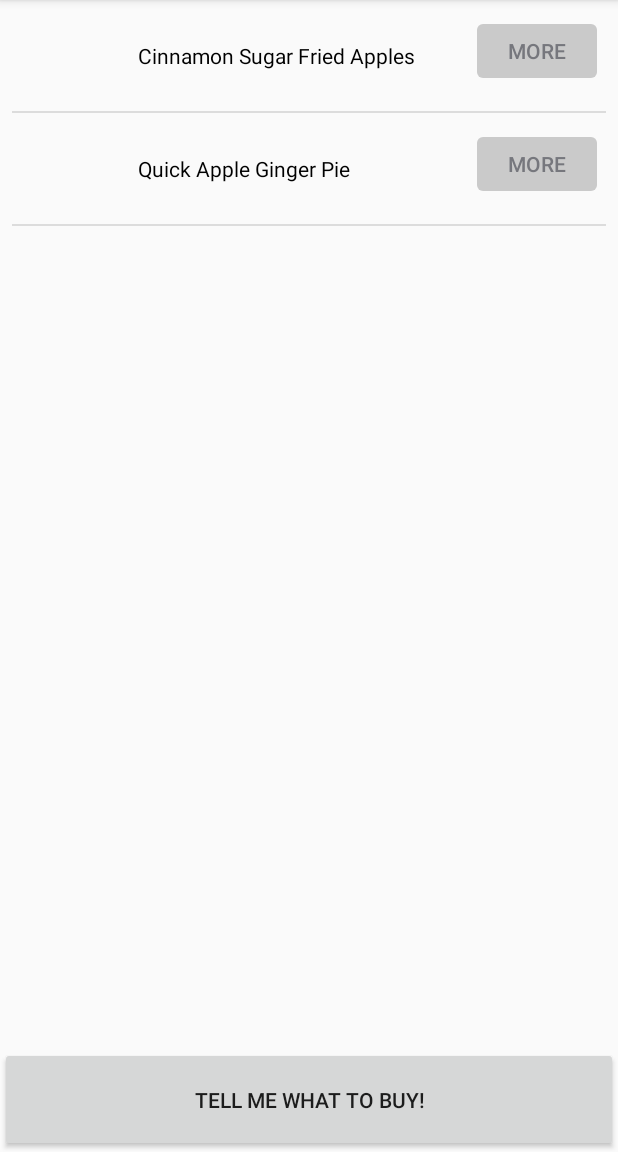
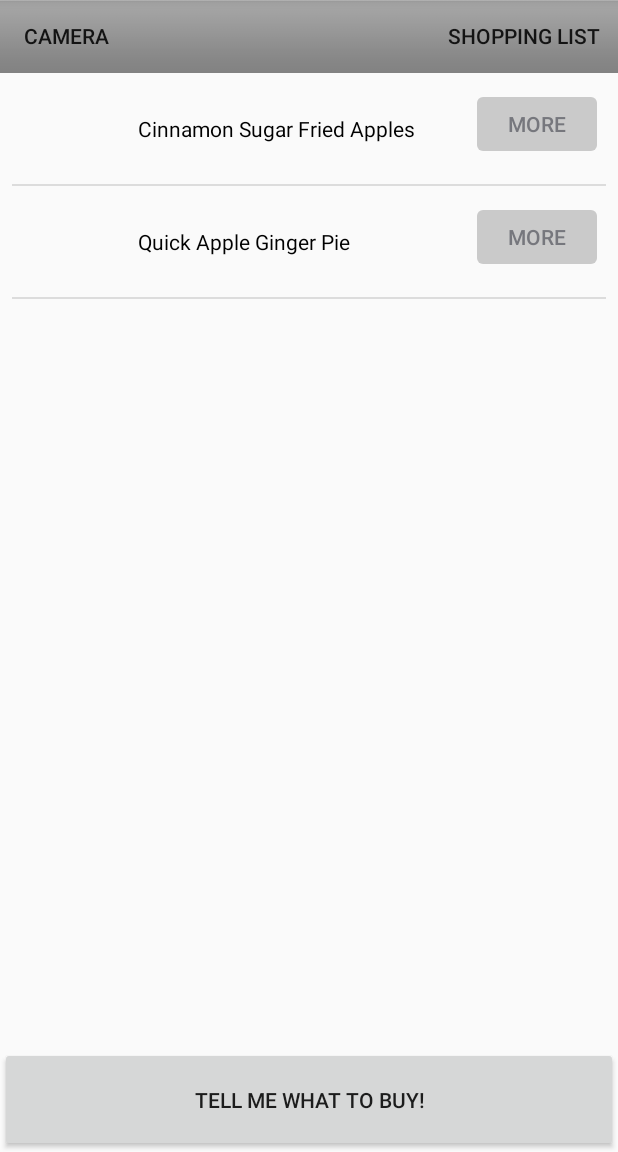
Before and after one commit to andreea794/AIChef, an Android app: the RecipesList screen opened directly, with no data from a screen before it, on a phone screen of 412 x 824 dp, the part 84-1236 px from its top. Run offline under Robolectric (Android 15) with nearby library versions, the phone set to English and light mode, and no system bars; our stand-ins replace Volley; network calls fail; 2 statements that could not run were skipped.

Commit message:
Add menu bar to recipes list and shopping list pages.

```diff
--- a/app/src/main/java/com/teamalpha/aichef/RecipesList.java
+++ b/app/src/main/java/com/teamalpha/aichef/RecipesList.java
@@ -22,7 +22,6 @@ import api.Recipe;
 
 public class RecipesList extends AppCompatActivity {
     ListView recipesListView;
-    //List<Recipe> recipesList;
 
     static List<String> ingredientList = new LinkedList<String>();
     static RecipesListAdapter recipesListAdapter;
@@ -35,6 +34,22 @@ public class RecipesList extends AppCompatActivity {
 
     @Override
     protected void onCreate(Bundle savedInstanceState) {
+        //List<Recipe> recipesList;
+        Button mCameraButton = findViewById(R.id.cameraButton);
+        mCameraButton.setOnClickListener(new View.OnClickListener() {
+            @Override
+            public void onClick(View view) {
+
+            }
+        });
+        Button mShoppingListButton = findViewById(R.id.shoppingListButton);
+        mShoppingListButton.setOnClickListener(new View.OnClickListener() {
+            @Override
+            public void onClick(View view) {
+
+            }
+        });
+
         final RequestQueue queue = Volley.newRequestQueue(this);
         RecipeRequestFinishedListener listener = new RecipeRequestFinishedListener();
         listener.setQueue(queue);
--- a/app/src/main/res/layout/activity_recipes_list.xml
+++ b/app/src/main/res/layout/activity_recipes_list.xml
@@ -7,6 +7,30 @@
     android:orientation="vertical"
     tools:context=".RecipesList">
 
+    <FrameLayout
+        android:id="@+id/menuBar"
+        android:layout_width="match_parent"
+        android:layout_height="0dp"
+        android:layout_weight=".07"
+        android:background="@android:drawable/bottom_bar">
+
+        <Button
+            android:id="@+id/shoppingListButton"
+            style="@style/Widget.AppCompat.Button.Borderless"
+            android:layout_width="wrap_content"
+            android:layout_height="wrap_content"
+            android:layout_gravity="end"
+            android:text="@string/shopping_list" />
+
+        <Button
+            android:id="@+id/cameraButton"
+            style="@style/Widget.AppCompat.Button.Borderless"
+            android:layout_width="wrap_content"
+            android:layout_height="wrap_content"
+            android:text="@string/camera"
+            android:textSize="14sp" />
+    </FrameLayout>
+
     <ListView
         android:id="@+id/recipesList"
         android:layout_width="match_parent"
@@ -15,17 +39,17 @@
         android:layout_marginLeft="8dp"
         android:layout_marginEnd="8dp"
         android:layout_marginRight="8dp"
-        android:layout_weight="10"
+        android:layout_weight=".93"
         app:layout_constraintEnd_toEndOf="parent"
         app:layout_constraintHorizontal_bias="0.0"
-        app:layout_constraintStart_toStartOf="parent"
+        app:layout_constraintStart_toEndOf="@id/menuBar"
         app:layout_constraintTop_toTopOf="parent" />
 
     <Button
         android:id="@+id/spawnIngredientsList"
         android:layout_width="match_parent"
         android:layout_height="0dp"
-        android:layout_weight="1"
+        android:layout_weight=".10"
         android:text="Tell me what to buy!"
         app:layout_constraintEnd_toEndOf="parent"
         app:layout_constraintHorizontal_bias="0.498"
--- a/app/src/main/res/values/strings.xml
+++ b/app/src/main/res/values/strings.xml
@@ -2,6 +2,7 @@
     <string name="app_name">AIChef</string>
     <string name="recipes_list">RECIPES LIST</string>
     <string name="shopping_list">SHOPPING LIST</string>
+    <string name="camera">CAMERA</string>
     <string name="yes">Yes</string>
     <string name="no">No</string>
 
```
Also changed, not shown: app/src/main/java/com/teamalpha/aichef/ShoppingActivity.java (+17 -0 lines), app/src/main/res/layout/activity_shopping.xml (+30 -3 lines).
